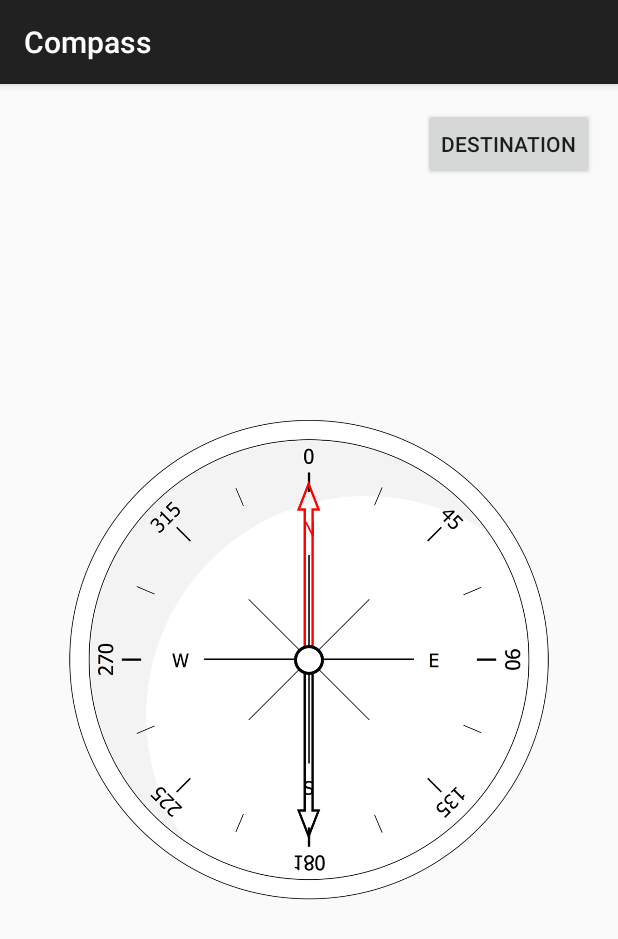
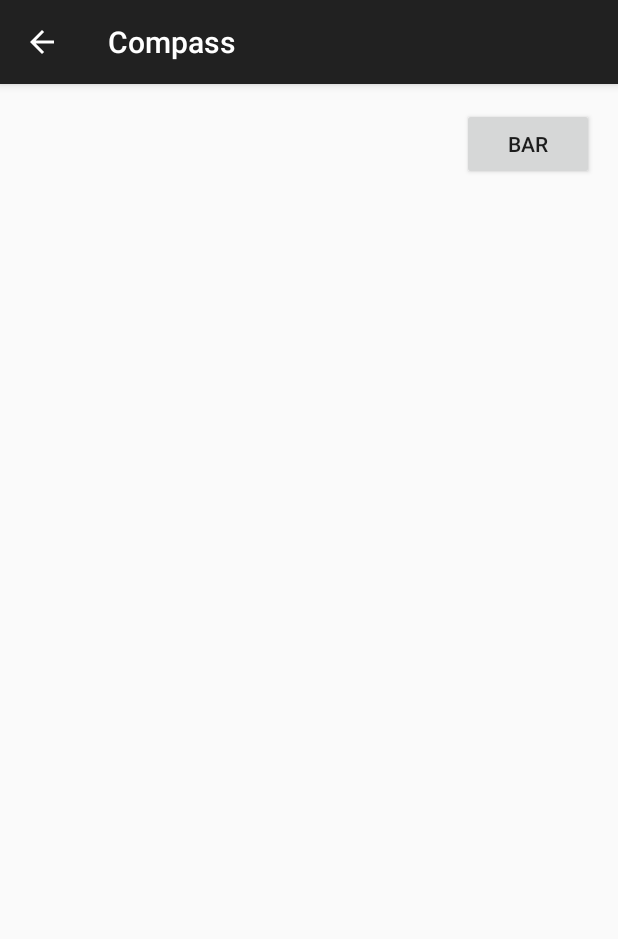
Before and after one commit to iutinvg/compass, an Android app: the screen it shows after launch (CompassActivity before the commit, DestinationActivity after it), after a tap on "DESTINATION", on a phone screen of 412 x 824 dp. Shown: the top 939 px of the screen. Run offline under Robolectric (Android 15) with nearby library versions, the phone set to English and light mode, and no system bars.

Commit message:
empty and bogus destination activity

```diff
--- a/app/src/main/AndroidManifest.xml
+++ b/app/src/main/AndroidManifest.xml
@@ -16,6 +16,10 @@
                 <category android:name="android.intent.category.LAUNCHER" />
             </intent-filter>
         </activity>
+
+        <activity android:name=".DestinationActivity"
+            android:parentActivityName=".CompassActivity" >
+        </activity>
     </application>
 
 </manifest>
--- a/app/src/main/java/com/sevencrayons/compass/CompassActivity.java
+++ b/app/src/main/java/com/sevencrayons/compass/CompassActivity.java
@@ -1,5 +1,6 @@
 package com.sevencrayons.compass;
 
+import android.content.Intent;
 import android.support.v7.app.ActionBarActivity;
 import android.os.Bundle;
 import android.view.Menu;
@@ -66,7 +67,8 @@ public class CompassActivity extends ActionBarActivity {
     }
 
     private void startDestinationActivity() {
-
+        Intent i = new Intent(this, DestinationActivity.class);
+        startActivity(i);
     }
 
 //    @Override
--- /dev/null
+++ b/app/src/main/java/com/sevencrayons/compass/DestinationActivity.java
@@ -0,0 +1,22 @@
+package com.sevencrayons.compass;
+
+import android.support.v7.app.ActionBarActivity;
+import android.os.Bundle;
+import android.view.Menu;
+import android.view.MenuItem;
+import android.view.View;
+import android.widget.Button;
+import android.widget.ImageView;
+import android.util.Log;
+
+
+public class DestinationActivity extends ActionBarActivity {
+
+    private static final String TAG = "DestinationActivity";
+
+    @Override
+    protected void onCreate(Bundle savedInstanceState) {
+        super.onCreate(savedInstanceState);
+        setContentView(R.layout.activity_destination);
+    }
+}
--- /dev/null
+++ b/app/src/main/res/layout/activity_destination.xml
@@ -0,0 +1,15 @@
+<RelativeLayout xmlns:android="http://schemas.android.com/apk/res/android"
+    xmlns:tools="http://schemas.android.com/tools" android:layout_width="match_parent"
+    android:layout_height="match_parent" android:paddingLeft="@dimen/activity_horizontal_margin"
+    android:paddingRight="@dimen/activity_horizontal_margin"
+    android:paddingTop="@dimen/activity_vertical_margin"
+    android:paddingBottom="@dimen/activity_vertical_margin" tools:context=".DestinationActivity">
+
+    <Button
+        android:id="@+id/btn"
+        android:layout_width="wrap_content"
+        android:layout_height="wrap_content"
+        android:layout_alignParentRight="true"
+        android:text="Bar" />
+
+</RelativeLayout>
```
